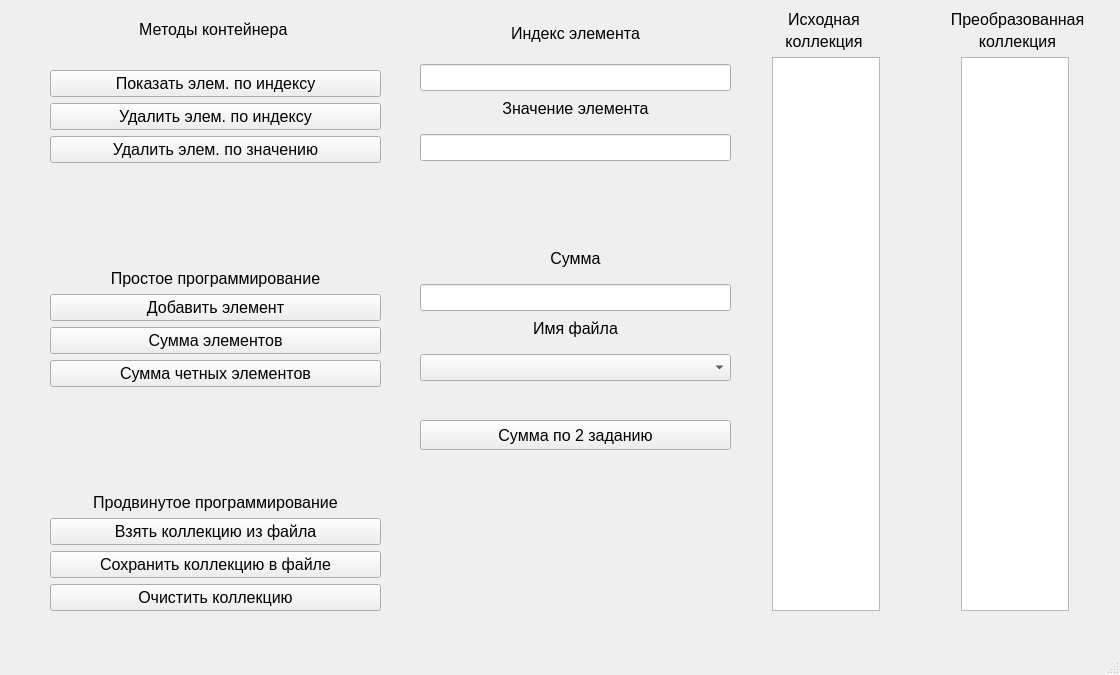
Old version of the form laba_5/mainwindow.ui in the repository Paracelzis/QtProjects.
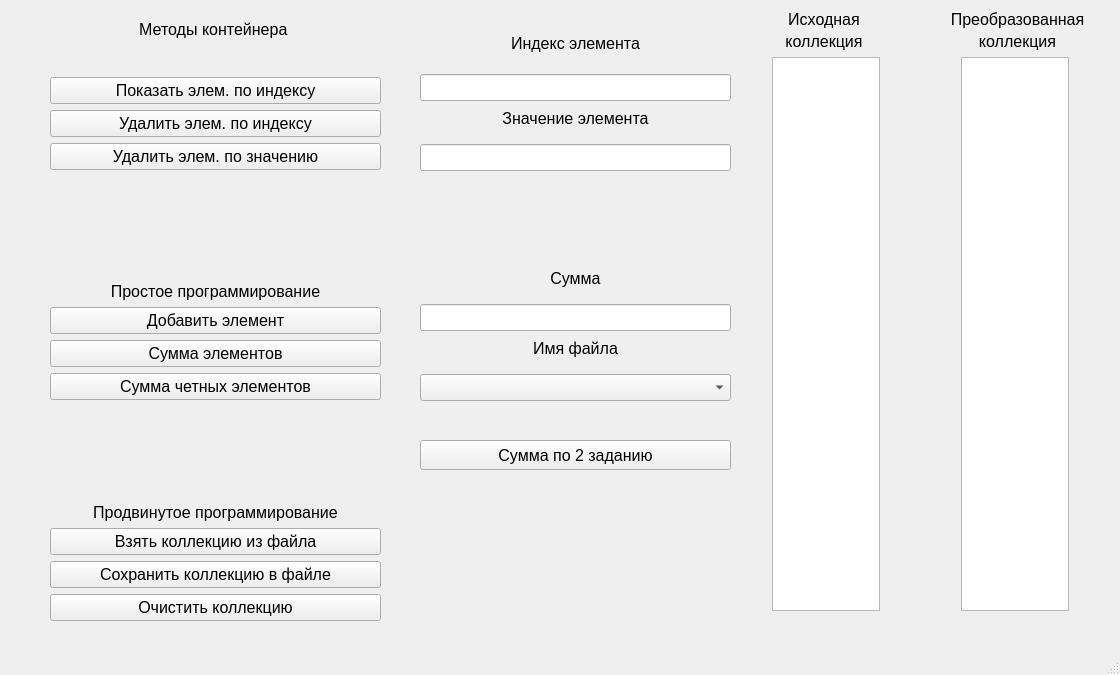
New version of the form.

Commit message: 5 лаба точно все :/

Diff of the .ui file:
```diff
--- a/laba_5/mainwindow.ui
+++ b/laba_5/mainwindow.ui
@@ -32,7 +32,7 @@
     <property name="geometry">
      <rect>
       <x>420</x>
-      <y>310</y>
+      <y>330</y>
       <width>311</width>
       <height>71</height>
      </rect>
@@ -46,7 +46,11 @@
       </widget>
      </item>
      <item>
-      <widget class="QComboBox" name="file_name"/>
+      <widget class="QComboBox" name="file_name">
+       <property name="styleSheet">
+        <string notr="true">&lt;h2 align=&quot;center&quot;&gt;&lt;/h2&gt;&lt;/li&gt;</string>
+       </property>
+      </widget>
      </item>
     </layout>
    </widget>
@@ -158,7 +162,7 @@
     <property name="geometry">
      <rect>
       <x>420</x>
-      <y>10</y>
+      <y>20</y>
       <width>311</width>
       <height>81</height>
      </rect>
@@ -180,7 +184,7 @@
     <property name="geometry">
      <rect>
       <x>420</x>
-      <y>90</y>
+      <y>100</y>
       <width>311</width>
       <height>71</height>
      </rect>
@@ -207,7 +211,7 @@
     <property name="geometry">
      <rect>
       <x>420</x>
-      <y>240</y>
+      <y>260</y>
       <width>311</width>
       <height>71</height>
      </rect>
@@ -231,7 +235,7 @@
       <x>50</x>
       <y>20</y>
       <width>331</width>
-      <height>591</height>
+      <height>601</height>
      </rect>
     </property>
     <layout class="QVBoxLayout" name="verticalLayout">
@@ -325,7 +329,7 @@
        <property name="sizeHint" stdset="0">
         <size>
          <width>20</width>
-         <height>200</height>
+         <height>190</height>
         </size>
        </property>
       </spacer>
@@ -364,7 +368,7 @@
     <property name="geometry">
      <rect>
       <x>420</x>
-      <y>420</y>
+      <y>440</y>
       <width>311</width>
       <height>30</height>
      </rect>
```
The commit also changes 1 other file.
